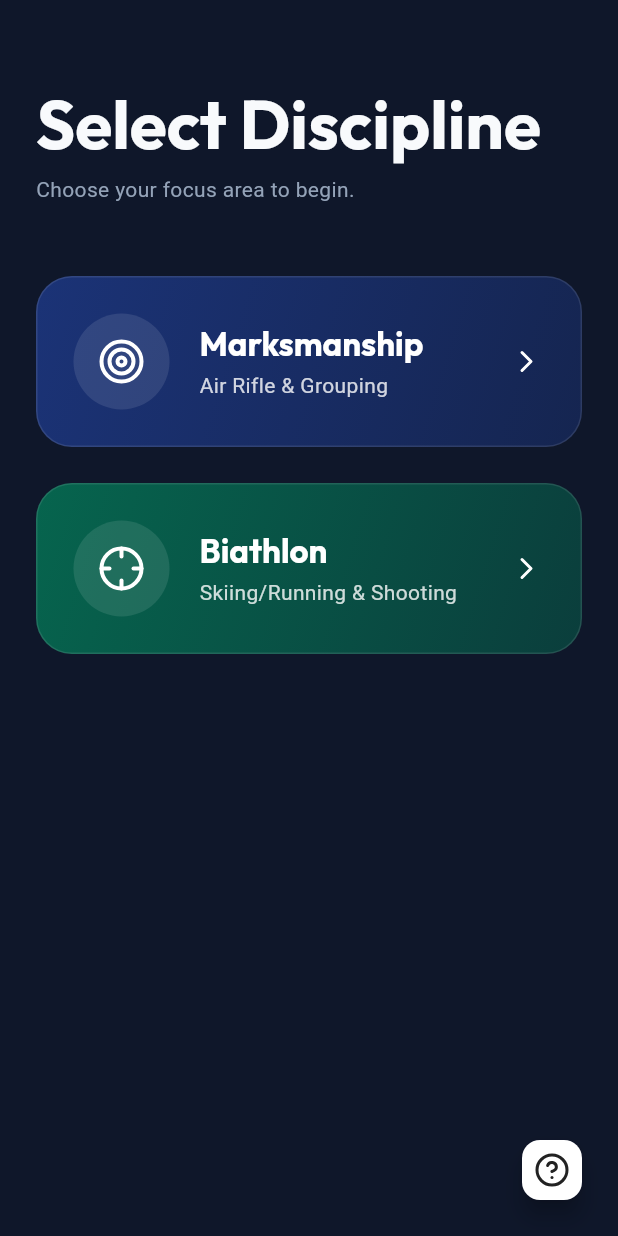
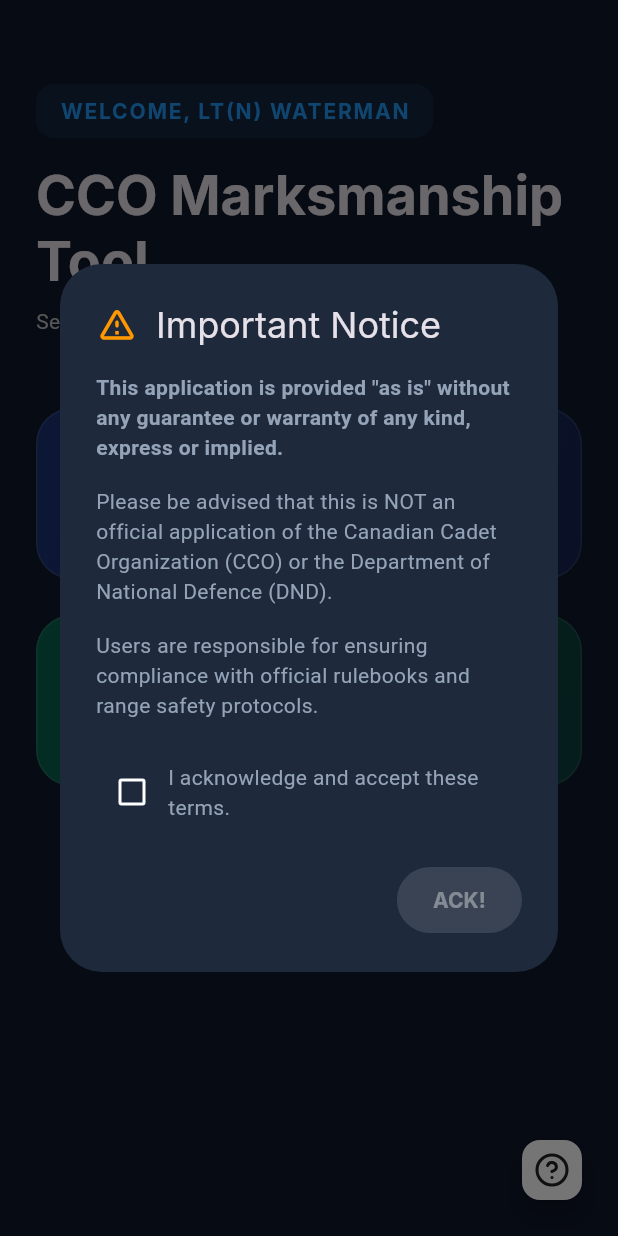
Before and after one commit to jonh2oman/cadet-marksmanship-app, a Flutter app: the screen it shows after launch, on a phone screen of 412 x 824 dp. Run offline on Flutter 3.47's test engine with Material 3 defaults, Android fonts, the phone set to English and light mode, and no system bars; our stand-ins replace flutter_riverpod, go_router, google_fonts, lucide_icons, shared_preferences.

Commit message:
UI: Add disclaimer dialog and enhance home screen

```diff
--- a/lib/src/features/home/presentation/home_screen.dart
+++ b/lib/src/features/home/presentation/home_screen.dart
@@ -1,29 +1,74 @@
 import 'package:flutter/material.dart';
 import 'package:go_router/go_router.dart';
 import 'package:lucide_icons/lucide_icons.dart';
+import '../../../shared/widgets/disclaimer_dialog.dart';
 import '../../../theme/app_theme.dart';
 
-class HomeScreen extends StatelessWidget {
+class HomeScreen extends StatefulWidget {
   const HomeScreen({super.key});
+
+  @override
+  State<HomeScreen> createState() => _HomeScreenState();
+}
+
+class _HomeScreenState extends State<HomeScreen> {
+  @override
+  void initState() {
+    super.initState();
+    WidgetsBinding.instance.addPostFrameCallback((_) {
+      DisclaimerDialog.showIfNeeded(context);
+    });
+  }
 
   @override
   Widget build(BuildContext context) {
     return Scaffold(
-      body: SafeArea(
+      body: Container(
+        decoration: BoxDecoration(
+          gradient: LinearGradient(
+            begin: Alignment.topCenter,
+            end: Alignment.bottomCenter,
+            colors: [
+              Theme.of(context).scaffoldBackgroundColor,
+              Theme.of(context).scaffoldBackgroundColor.withOpacity(0.8),
+            ],
+          ),
+        ),
+        child: SafeArea(
           child: Padding(
             padding: const EdgeInsets.symmetric(horizontal: 24.0, vertical: 16.0),
             child: Column(
               crossAxisAlignment: CrossAxisAlignment.start,
               children: [
                 const SizedBox(height: 40),
+                Container(
+                  padding: const EdgeInsets.symmetric(horizontal: 16, vertical: 8),
+                  decoration: BoxDecoration(
+                    color: Colors.blue.withOpacity(0.1),
+                    borderRadius: BorderRadius.circular(12),
+                  ),
+                  child: Text(
+                    'WELCOME, LT(N) WATERMAN',
+                    style: Theme.of(context).textTheme.labelLarge?.copyWith(
+                          color: Colors.blue,
+                          letterSpacing: 1.2,
+                          fontWeight: FontWeight.bold,
+                        ),
+                  ),
+                ),
+                const SizedBox(height: 16),
                 Text(
-                'Select Discipline',
-                style: Theme.of(context).textTheme.displayMedium,
+                  'CCO Marksmanship Tool',
+                  style: Theme.of(context).textTheme.displaySmall?.copyWith(
+                        fontWeight: FontWeight.bold,
+                      ),
                 ),
                 const SizedBox(height: 8),
                 Text(
-                'Choose your focus area to begin.',
-                style: Theme.of(context).textTheme.bodyMedium,
+                  'Select a discipline to begin your session.',
+                  style: Theme.of(context).textTheme.bodyMedium?.copyWith(
+                        color: Colors.grey[400],
+                      ),
                 ),
                 const SizedBox(height: 48),
                 Expanded(
@@ -50,6 +95,7 @@
                   ),
                 ),
               ],
+            ),
           ),
         ),
       ),
--- /dev/null
+++ b/lib/src/shared/widgets/disclaimer_dialog.dart
@@ -0,0 +1,96 @@
+import 'package:flutter/material.dart';
+import 'package:shared_preferences/shared_preferences.dart';
+
+class DisclaimerDialog extends StatefulWidget {
+  const DisclaimerDialog({super.key});
+
+  static Future<void> showIfNeeded(BuildContext context) async {
+    final prefs = await SharedPreferences.getInstance();
+    final acknowledged = prefs.getBool('disclaimer_acknowledged') ?? false;
+
+    if (!acknowledged && context.mounted) {
+      await showDialog(
+        context: context,
+        barrierDismissible: false,
+        builder: (context) => const DisclaimerDialog(),
+      );
+    }
+  }
+
+  @override
+  State<DisclaimerDialog> createState() => _DisclaimerDialogState();
+}
+
+class _DisclaimerDialogState extends State<DisclaimerDialog> {
+  bool _isChecked = false;
+
+  @override
+  Widget build(BuildContext context) {
+    return AlertDialog(
+      title: const Row(
+        children: [
+          Icon(Icons.warning_amber_rounded, color: Colors.orange, size: 28),
+          SizedBox(width: 12),
+          Text('Important Notice'),
+        ],
+      ),
+      content: SingleChildScrollView(
+        child: Column(
+          mainAxisSize: MainAxisSize.min,
+          crossAxisAlignment: CrossAxisAlignment.start,
+          children: [
+            const Text(
+              'This application is provided "as is" without any guarantee or warranty of any kind, express or implied.',
+              style: TextStyle(fontWeight: FontWeight.bold),
+            ),
+            const SizedBox(height: 16),
+            const Text(
+              'Please be advised that this is NOT an official application of the Canadian Cadet Organization (CCO) or the Department of National Defence (DND).',
+            ),
+            const SizedBox(height: 16),
+            const Text(
+              'Users are responsible for ensuring compliance with official rulebooks and range safety protocols.',
+            ),
+            const SizedBox(height: 24),
+            Row(
+              children: [
+                Checkbox(
+                  value: _isChecked,
+                  onChanged: (value) {
+                    setState(() {
+                      _isChecked = value ?? false;
+                    });
+                  },
+                ),
+                const Expanded(
+                  child: Text(
+                    'I acknowledge and accept these terms.',
+                    style: TextStyle(fontSize: 14),
+                  ),
+                ),
+              ],
+            ),
+          ],
+        ),
+      ),
+      actions: [
+        ElevatedButton(
+          onPressed: _isChecked
+              ? () async {
+                  final prefs = await SharedPreferences.getInstance();
+                  await prefs.setBool('disclaimer_acknowledged', true);
+                  if (context.mounted) Navigator.of(context).pop();
+                }
+              : null,
+          style: ElevatedButton.styleFrom(
+            padding: const EdgeInsets.symmetric(horizontal: 24, vertical: 12),
+          ),
+          child: const Text(
+            'ACK!',
+            style: TextStyle(fontWeight: FontWeight.bold),
+          ),
+        ),
+      ],
+    );
+  }
+}
```
Lines whose indentation alone changed are shown as unchanged.
